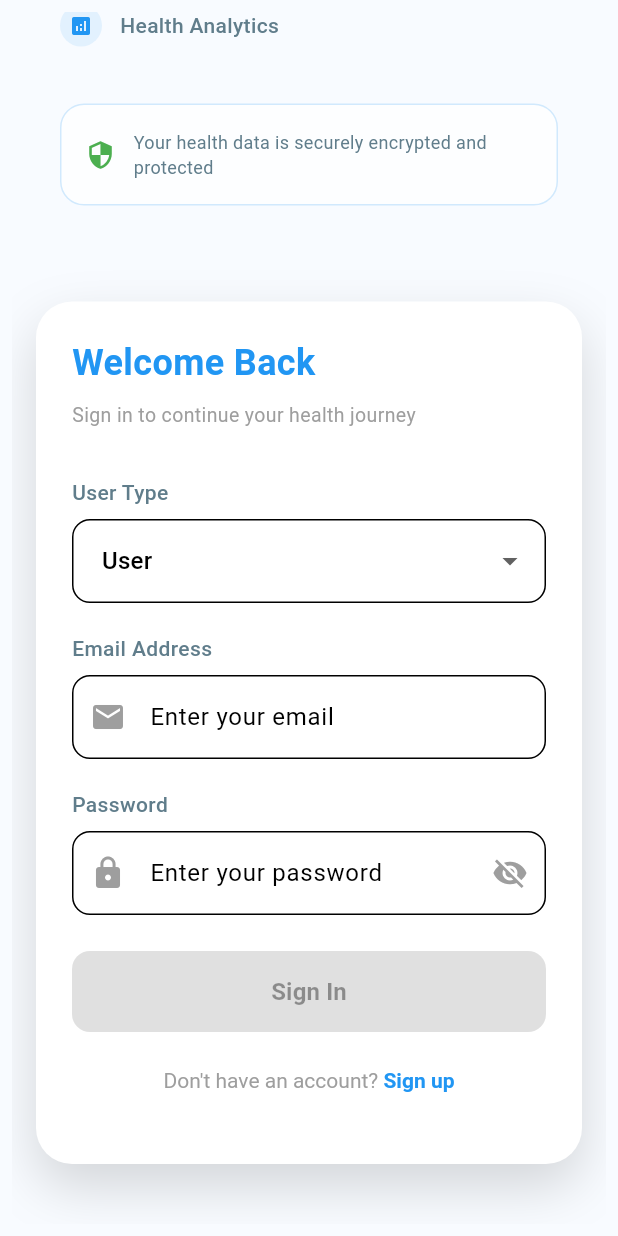
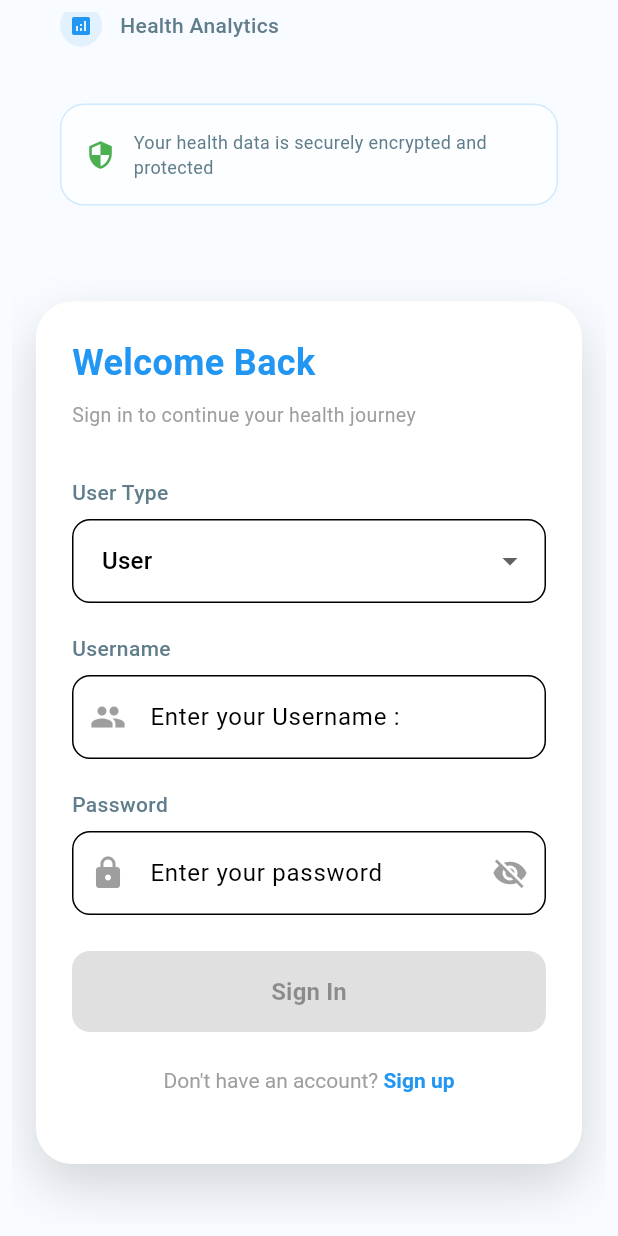
Before and after one commit to prathmeshmore655/App, a Flutter app: the screen it shows after launch, scrolled down 454 dp, on a phone screen of 412 x 824 dp. Run offline on Flutter 3.47's test engine with Material 3 defaults, Android fonts, the phone set to English and light mode, and no system bars; our stand-ins replace bloc, equatable, fl_chart, flutter_bloc, flutter_map, geolocator and 2 more.

Commit message:
added login api

```diff
--- a/medisync360/lib/Repositiories/auth_repository.dart
+++ b/medisync360/lib/Repositiories/auth_repository.dart
@@ -2,15 +2,28 @@ import 'dart:convert';
 import 'package:http/http.dart' as http;
 
 class AuthRepository {
-  final String baseUrl = "http://localhost:8000/auth"; // Change for production
+  final String baseUrl = "https://bc24f240bd59.ngrok-free.app"; // Change for production
 
   /// 🔹 Mock Login (for testing UI)
-  Future<bool> login(String email, String password) async {
-    await Future.delayed(const Duration(seconds: 2)); // simulate API delay
-    if (email == "admin@gmail.com" && password == "123456") {
+  Future<bool> login(String username ,  String password , String user_type ) async {
+
+    final response = await http.post(Uri.parse('$baseUrl/auth/token/') ,
+
+    headers: {
+        'Content-Type': 'application/json',
+    },
+
+    body: jsonEncode({
+      'username' : username,
+      'password' : password,
+      'user_type' : user_type.toLowerCase()
+    }));
+
+    if (response.statusCode == 200) {
       return true;
     } else {
-      throw Exception("Invalid credentials");
+      final errorBody = jsonDecode(response.body);
+      throw Exception("Invalid credentials: ${errorBody['detail'] ?? response.statusCode}");
     }
   }
 
--- /dev/null
+++ b/medisync360/lib/models/appointment.dart
@@ -0,0 +1,16 @@
+// models/appointment.dart
+class Appointment {
+  final String id;
+  final String doctorName;
+  final String hospitalName;
+  final String time;
+  final String status; // upcoming, completed, cancelled
+
+  Appointment({
+    required this.id,
+    required this.doctorName,
+    required this.hospitalName,
+    required this.time,
+    required this.status,
+  });
+}
--- /dev/null
+++ b/medisync360/lib/models/doctor_models.dart
@@ -0,0 +1,26 @@
+// models/doctor.dart
+class Doctor {
+  final String id;
+  final String name;
+  final String specialization;
+
+  Doctor({required this.id, required this.name, required this.specialization});
+}
+
+// models/hospital.dart
+class Hospital {
+  final String id;
+  final String name;
+  final String location;
+
+  Hospital({required this.id, required this.name, required this.location});
+}
+
+// models/appointment_slot.dart
+class AppointmentSlot {
+  final String id;
+  final String time;
+  final bool isAvailable;
+
+  AppointmentSlot({required this.id, required this.time, required this.isAvailable});
+}
--- a/medisync360/lib/screens/Login/login_bloc.dart
+++ b/medisync360/lib/screens/Login/login_bloc.dart
@@ -8,14 +8,20 @@ class LoginBloc extends Bloc<LoginEvent, LoginState> {
 
   LoginBloc({required this.authRepository}) : super(const LoginState()) {
     on<LoginEmailChanged>((event, emit) {
-      final email = event.email;
-      final isValid = email.contains('@') && state.password.length >= 6;
-      emit(state.copyWith(email: email, isValid: isValid));
+      final username = event.username;
+      final isUsernameValid = username.isNotEmpty;
+      final isPasswordValid = state.password.isNotEmpty;
+      final isValid = isUsernameValid && isPasswordValid;
+      emit(state.copyWith(username: username, isValid: isValid));
     });
 
     on<LoginPasswordChanged>((event, emit) {
       final password = event.password;
-      final isValid = state.email.contains('@') && password.length >= 6;
+      final isPasswordValid = password.isNotEmpty;
+      final isUsernameValid = state.username.isNotEmpty;
+      final isValid = isUsernameValid && isPasswordValid;
+
+      print(isValid);
       emit(state.copyWith(password: password, isValid: isValid));
     });
 
@@ -26,7 +32,7 @@ class LoginBloc extends Bloc<LoginEvent, LoginState> {
     on<LoginSubmitted>((event, emit) async {
       emit(state.copyWith(isSubmitting: true, errorMessage: null));
       try {
-        await authRepository.login(state.email, state.password);
+        await authRepository.login(state.username , state.password , state.userType);
         emit(state.copyWith(isSubmitting: false, isSuccess: true));
       } catch (e) {
         emit(state.copyWith(
--- a/medisync360/lib/screens/Login/login_event.dart
+++ b/medisync360/lib/screens/Login/login_event.dart
@@ -6,11 +6,11 @@ abstract class LoginEvent extends Equatable {
 }
 
 class LoginEmailChanged extends LoginEvent {
-  final String email;
-  LoginEmailChanged(this.email);
+  final String username;
+  LoginEmailChanged(this.username);
 
   @override
-  List<Object?> get props => [email];
+  List<Object?> get props => [username];
 }
 
 class LoginPasswordChanged extends LoginEvent {
--- a/medisync360/lib/screens/Login/login_page.dart
+++ b/medisync360/lib/screens/Login/login_page.dart
@@ -279,7 +279,7 @@ class LoginScreen extends StatelessWidget {
                 // User Type Dropdown
                 _buildUserTypeDropdown(state, context),
                 const SizedBox(height: 20),
-                // Email Field
+                // Username Field
                 _buildEmailField(state, context),
                 const SizedBox(height: 20),
                 // Password Field
@@ -345,7 +345,7 @@ class LoginScreen extends StatelessWidget {
       crossAxisAlignment: CrossAxisAlignment.start,
       children: [
         const Text(
-          "Email Address",
+          "Username",
           style: TextStyle(
             fontSize: 14,
             fontWeight: FontWeight.w500,
@@ -355,7 +355,7 @@ class LoginScreen extends StatelessWidget {
         const SizedBox(height: 8),
         TextField(
           decoration: InputDecoration(
-            hintText: "Enter your email",
+            hintText: "Enter your Username :",
             border: OutlineInputBorder(
               borderRadius: BorderRadius.circular(12),
               borderSide: const BorderSide(color: Colors.grey),
@@ -372,14 +372,14 @@ class LoginScreen extends StatelessWidget {
               borderRadius: BorderRadius.circular(12),
               borderSide: const BorderSide(color: Colors.red),
             ),
-            prefixIcon: const Icon(Icons.email, color: Colors.grey),
+            prefixIcon: const Icon(Icons.people, color: Colors.grey),
             contentPadding: const EdgeInsets.symmetric(horizontal: 16, vertical: 16),
             errorText: null,
           ),
           onChanged: (value) {
+            print("Changing");
             context.read<LoginBloc>().add(LoginEmailChanged(value));
           },
-          keyboardType: TextInputType.emailAddress,
           textInputAction: TextInputAction.next,
         ),
       ],
--- a/medisync360/lib/screens/Login/login_state.dart
+++ b/medisync360/lib/screens/Login/login_state.dart
@@ -2,7 +2,7 @@ import 'package:equatable/equatable.dart';
 
 
 class LoginState extends Equatable {
-  final String email;
+  final String username;
   final String password;
   final String userType; // 'User', 'Doctor', 'Hospital'
   final bool isValid;
@@ -10,8 +10,9 @@ class LoginState extends Equatable {
   final bool isSuccess;
   final String? errorMessage;
 
+
   const LoginState({
-    this.email = '',
+    this.username = '',
     this.password = '',
     this.userType = 'User',
     this.isValid = false,
@@ -21,7 +22,7 @@ class LoginState extends Equatable {
   });
 
   LoginState copyWith({
-    String? email,
+    String? username ,
     String? password,
     String? userType,
     bool? isValid,
@@ -30,16 +31,16 @@ class LoginState extends Equatable {
     String? errorMessage,
   }) {
     return LoginState(
-      email: email ?? this.email,
+      username: username ?? this.username,
       password: password ?? this.password,
       userType: userType ?? this.userType,
       isValid: isValid ?? this.isValid,
       isSubmitting: isSubmitting ?? this.isSubmitting,
       isSuccess: isSuccess ?? this.isSuccess,
-      errorMessage: errorMessage,
+      errorMessage: errorMessage ?? this.errorMessage,
     );
   }
 
   @override
-  List<Object?> get props => [email, password, userType, isValid, isSubmitting, isSuccess, errorMessage];
+  List<Object?> get props => [username, password, userType, isValid, isSubmitting, isSuccess, errorMessage];
 }
```
Also changed, not shown: medisync360/lib/Repositiories/appointment_repository.dart (added, +68 -0 lines), medisync360/lib/screens/User Screens/Appointment/appointment.dart (added, +138 -0 lines), medisync360/lib/screens/User Screens/Appointment/appointment_bloc.dart (added, +37 -0 lines), medisync360/lib/screens/User Screens/Appointment/appointment_event.dart (added, +22 -0 lines), medisync360/lib/screens/User Screens/Appointment/appointment_popup.dart (added, +95 -0 lines), medisync360/lib/screens/User Screens/Appointment/appointment_state.dart (added, +32 -0 lines), medisync360/lib/screens/User Screens/Appointment/my_appointments.dart (added, +78 -0 lines), medisync360/lib/screens/User Screens/Appointment/my_appointments_bloc.dart (added, +22 -0 lines), medisync360/lib/screens/User Screens/Appointment/my_appointments_event.dart (added, +9 -0 lines), medisync360/lib/screens/User Screens/Appointment/my_appointments_state.dart (added, +19 -0 lines), medisync360/lib/screens/User Screens/book_appointment.dart (deleted, +0 -17 lines), medisync360/lib/screens/User Screens/home_screen.dart (+16 -4 lines).
